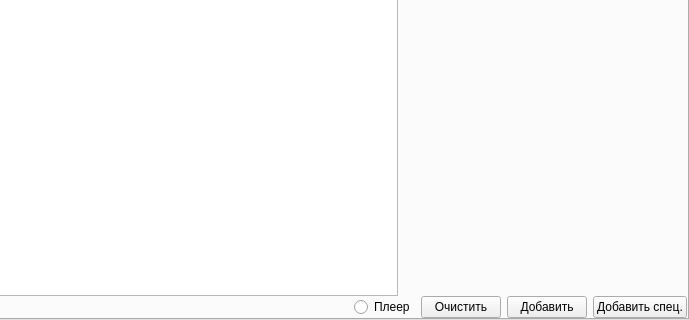
This is gantt-full-demo/mainwindow.ui in AstyCo/SweetyPie as Qt 5 draws it before an edit; both pictures show x 343 to 1032 and y 382 to 702 of the 1032 by 702 pixel window. The edited form follows.
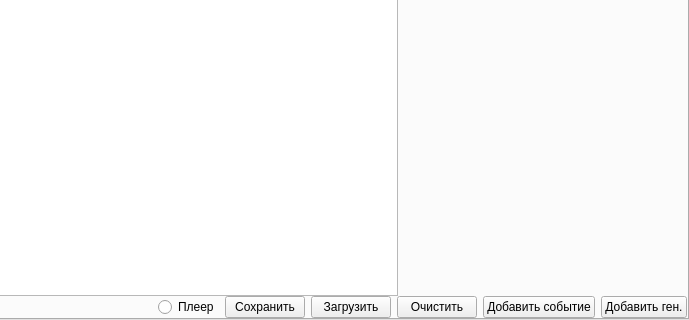
This is the edited form. Custom widgets are drawn as their Qt base class.

Diff of the .ui file:
```diff
--- a/gantt-full-demo/mainwindow.ui
+++ b/gantt-full-demo/mainwindow.ui
@@ -109,6 +109,20 @@
             </property>
            </widget>
           </item>
+          <item>
+           <widget class="QPushButton" name="pushButton_ganttDump">
+            <property name="text">
+             <string>Сохранить</string>
+            </property>
+           </widget>
+          </item>
+          <item>
+           <widget class="QPushButton" name="pushButton_ganttLoad">
+            <property name="text">
+             <string>Загрузить</string>
+            </property>
+           </widget>
+          </item>
           <item>
            <widget class="QPushButton" name="pushButton_ganttClear">
             <property name="text">
@@ -116,17 +130,17 @@
             </property>
            </widget>
           </item>
+          <item>
+           <widget class="QPushButton" name="pushButton_ganttAddItem">
+            <property name="text">
+             <string>Добавить событие</string>
+            </property>
+           </widget>
+          </item>
           <item>
            <widget class="QPushButton" name="pushButton_ganttAddItems">
             <property name="text">
-             <string>Добавить</string>
-            </property>
-           </widget>
-          </item>
-          <item>
-           <widget class="QPushButton" name="pushButton">
-            <property name="text">
-             <string>Добавить спец.</string>
+             <string>Добавить ген.</string>
             </property>
            </widget>
           </item>
```
